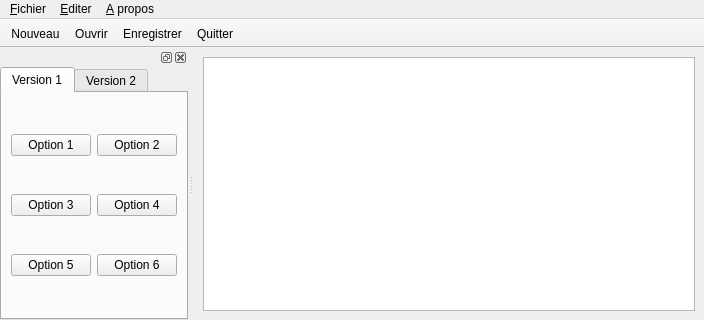
The window that interface/mainwindow.ui (TriComp/TriComp) describes before a commit, drawn with Qt 5; both pictures show x 0 to 704 and y 0 to 320 of the 704 by 559 pixel window.
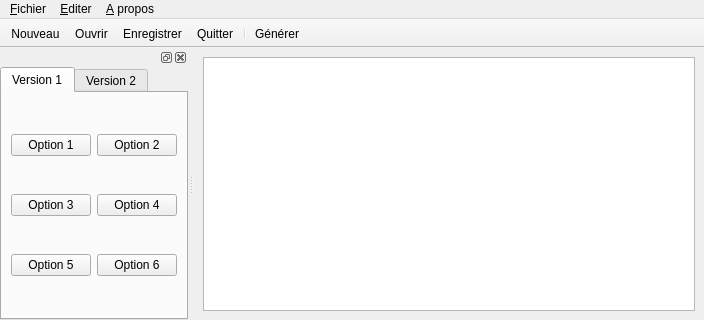
The same window after the commit. Icons and pictures are not drawn.

Commit message: [Interface] Bouton générer instruction + aboutTriComp

What changed in the file:
```diff
--- a/interface/mainwindow.ui
+++ b/interface/mainwindow.ui
@@ -102,6 +102,8 @@
    <addaction name="openAction"/>
    <addaction name="saveAction"/>
    <addaction name="quitAction"/>
+   <addaction name="separator"/>
+   <addaction name="instructionsAction"/>
   </widget>
   <widget class="QDockWidget" name="dockWidget">
    <attribute name="dockWidgetArea">
@@ -376,6 +378,18 @@
     <string>TriComp</string>
    </property>
   </action>
+  <action name="instructionsAction">
+   <property name="icon">
+    <iconset resource="ressources.qrc">
+     <normaloff>:/pictures/images/run.png</normaloff>:/pictures/images/run.png</iconset>
+   </property>
+   <property name="text">
+    <string>&amp;Générer</string>
+   </property>
+   <property name="toolTip">
+    <string>Générer les instructions</string>
+   </property>
+  </action>
  </widget>
  <resources>
   <include location="ressources.qrc"/>
```
Left out of the diff: 50 changed lines with no effect on the pictures. The commit also changes 4 other files.
